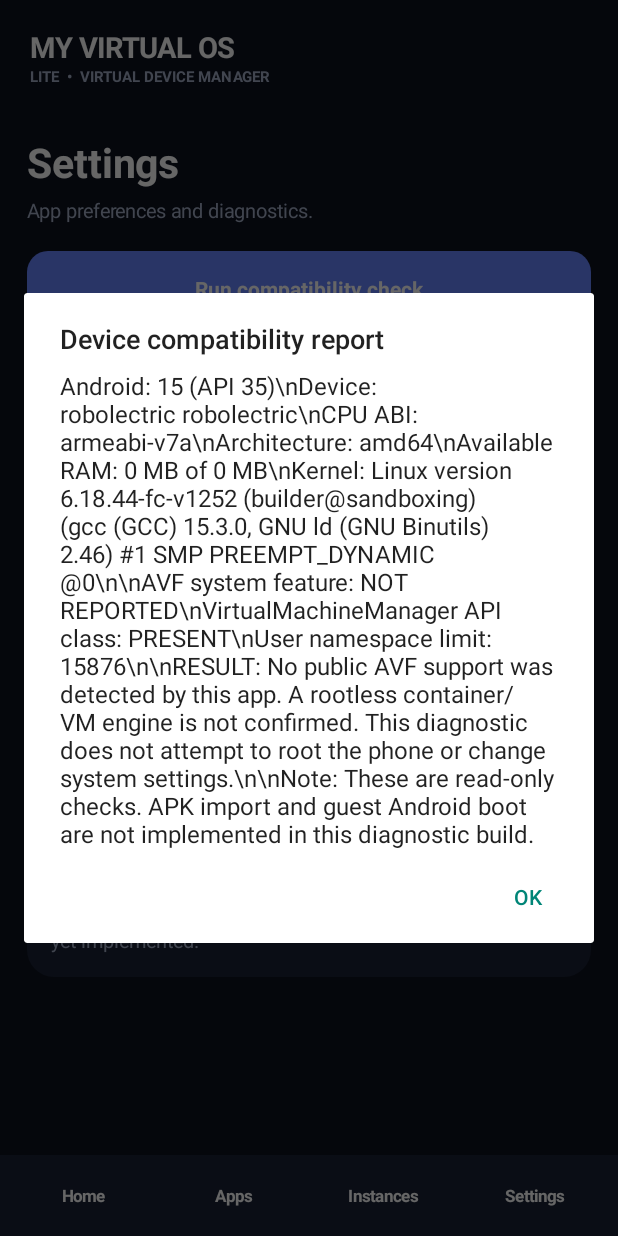
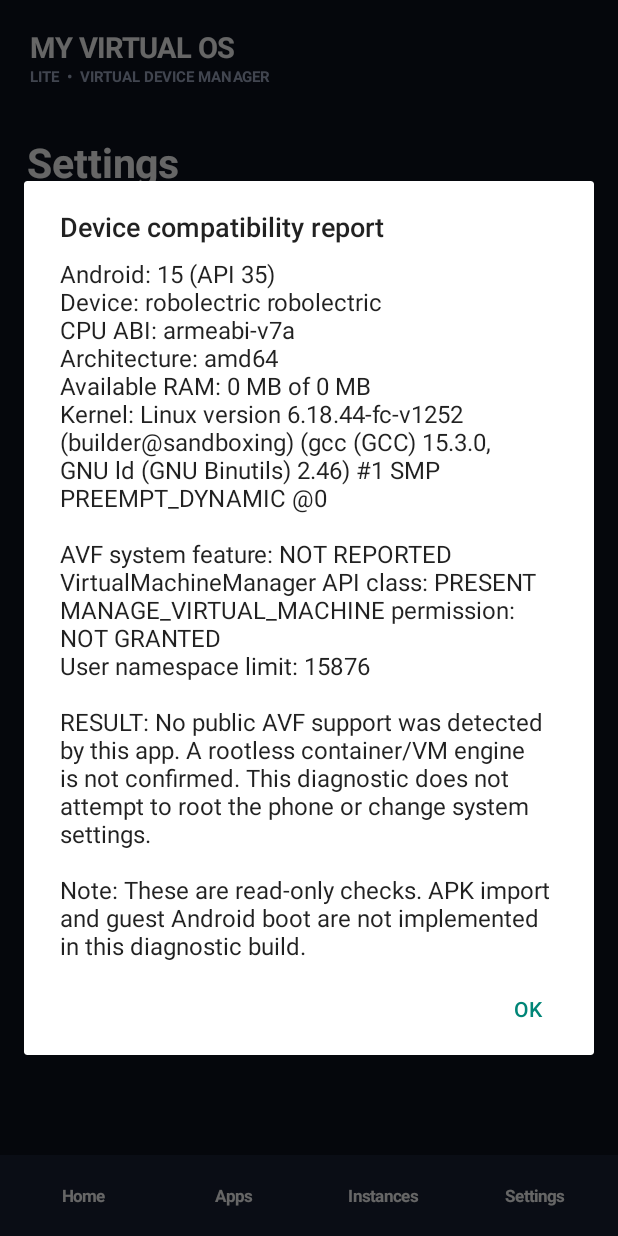
Before and after one commit to hdhbjdhf4-del/MyVirtualOS, an Android app: the screen it shows after launch (MainActivity), after a tap on "Run compatibility check", on a phone screen of 412 x 824 dp. Run offline under Robolectric (Android 15) with nearby library versions, the phone set to English and light mode, and no system bars; 1 other tap on this screen came first.

Commit message:
Fix diagnostic report line breaks and show VM permission status

```diff
--- a/app/src/main/java/com/myvirtualos/lite/MainActivity.java
+++ b/app/src/main/java/com/myvirtualos/lite/MainActivity.java
@@ -72,19 +72,21 @@ public class MainActivity extends Activity {
         try { Class.forName("android.system.virtualmachine.VirtualMachineManager"); vmClass = true; } catch (Throwable ignored) {}
         String ns = readText("/proc/sys/user/max_user_namespaces");
         StringBuilder report = new StringBuilder();
-        report.append("Android: ").append(android.os.Build.VERSION.RELEASE).append(" (API ").append(android.os.Build.VERSION.SDK_INT).append(")\\n");
-        report.append("Device: ").append(android.os.Build.MANUFACTURER).append(" ").append(android.os.Build.MODEL).append("\\n");
-        report.append("CPU ABI: ").append(abis).append("\\n");
-        report.append("Architecture: ").append(System.getProperty("os.arch", "unknown")).append("\\n");
-        report.append("Available RAM: ").append(mi.availMem / (1024 * 1024)).append(" MB of ").append(mi.totalMem / (1024 * 1024)).append(" MB\\n");
-        report.append("Kernel: ").append(readText("/proc/version")).append("\\n\\n");
-        report.append("AVF system feature: ").append(avfFeature ? "PRESENT" : "NOT REPORTED").append("\\n");
-        report.append("VirtualMachineManager API class: ").append(vmClass ? "PRESENT" : "NOT EXPOSED").append("\\n");
-        report.append("User namespace limit: ").append(ns).append("\\n\\n");
+        report.append("Android: ").append(android.os.Build.VERSION.RELEASE).append(" (API ").append(android.os.Build.VERSION.SDK_INT).append(")\n");
+        report.append("Device: ").append(android.os.Build.MANUFACTURER).append(" ").append(android.os.Build.MODEL).append("\n");
+        report.append("CPU ABI: ").append(abis).append("\n");
+        report.append("Architecture: ").append(System.getProperty("os.arch", "unknown")).append("\n");
+        report.append("Available RAM: ").append(mi.availMem / (1024 * 1024)).append(" MB of ").append(mi.totalMem / (1024 * 1024)).append(" MB\n");
+        report.append("Kernel: ").append(readText("/proc/version")).append("\n\n");
+        report.append("AVF system feature: ").append(avfFeature ? "PRESENT" : "NOT REPORTED").append("\n");
+        report.append("VirtualMachineManager API class: ").append(vmClass ? "PRESENT" : "NOT EXPOSED").append("\n");
+        int vmPermission = checkSelfPermission("android.permission.MANAGE_VIRTUAL_MACHINE");
+        report.append("MANAGE_VIRTUAL_MACHINE permission: ").append(vmPermission == PackageManager.PERMISSION_GRANTED ? "GRANTED" : "NOT GRANTED").append("\n");
+        report.append("User namespace limit: ").append(ns).append("\n\n");
         report.append("RESULT: ");
         if (avfFeature && vmClass) report.append("Virtualization framework indicators detected. This does not prove a third-party app can start a full Android guest; access permissions and guest image support still need testing.");
         else report.append("No public AVF support was detected by this app. A rootless container/VM engine is not confirmed. This diagnostic does not attempt to root the phone or change system settings.");
-        report.append("\\n\\nNote: These are read-only checks. APK import and guest Android boot are not implemented in this diagnostic build.");
+        report.append("\n\nNote: These are read-only checks. APK import and guest Android boot are not implemented in this diagnostic build.");
         new AlertDialog.Builder(this).setTitle("Device compatibility report").setMessage(report.toString()).setPositiveButton("OK",null).show();
     }
     private void home(){heading("Your workspace","A cleaner control center for Android environments.");
```
